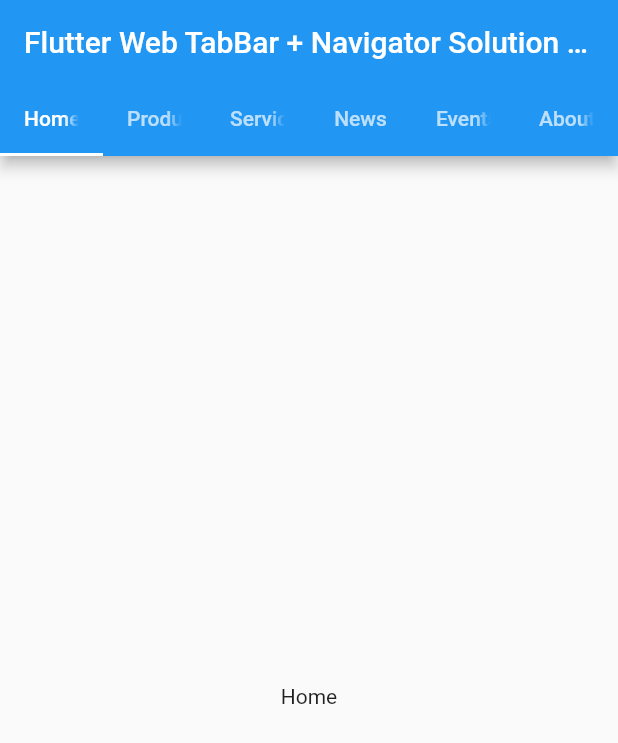
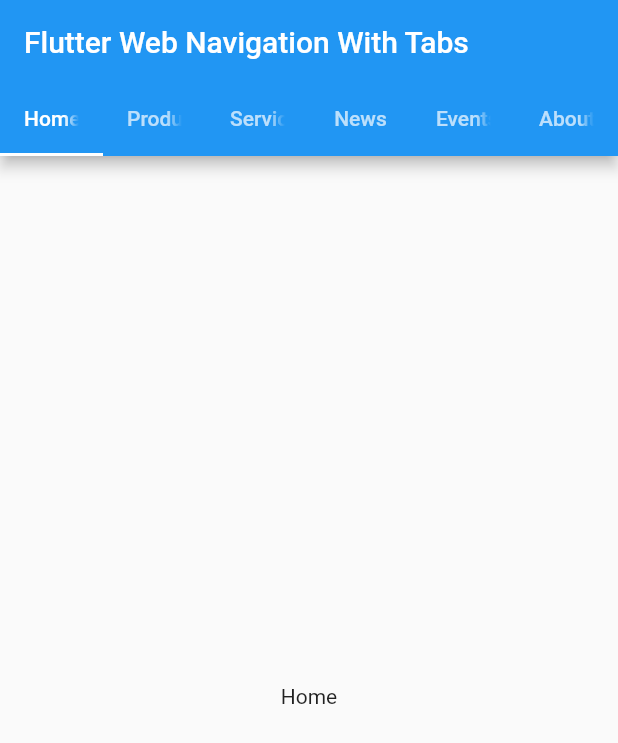
Before and after one commit to aryzhov/flutter_web_navigation_demo, a Flutter app: the screen it shows after launch, on a phone screen of 412 x 824 dp. Shown: the top 743 px of the screen. Run offline on Flutter 3.47's test engine with Material 2 defaults, Android fonts, the phone set to English and light mode, and no system bars; missing offline and left inert: flutter_web.

Commit message:
Added title

```diff
--- a/lib/main.dart
+++ b/lib/main.dart
@@ -1,6 +1,7 @@
 import 'package:flutter_web/material.dart';
 
 const pages = ["Home", "Products", "Services", "News", "Events", "About"];
+const title = "Flutter Web Navigation With Tabs";
 
 void main() => runApp(MyApp());
 
@@ -41,7 +42,7 @@ class _MyAppState extends State<MyApp> with SingleTickerProviderStateMixin {
   @override
   Widget build(BuildContext context) {
     return MaterialApp(
-      title: 'Navigation Demo',
+      title: title,
       theme: ThemeData(
         primarySwatch: Colors.blue,
       ),
@@ -57,7 +58,7 @@ class _MyAppState extends State<MyApp> with SingleTickerProviderStateMixin {
   Route _generateRoute(RouteSettings settings) {
     final int page = getPageFromRoute(settings);
     return MaterialPageRoute(
-      settings: RouteSettings(name: settings.name, isInitialRoute: true),
+      settings: RouteSettings(name: settings.name, isInitialRoute: page != null),
       builder: (context) {
         if(page != null) {
           WidgetsBinding.instance.addPostFrameCallback((_) => goToPage(page));
@@ -94,7 +95,7 @@ class _MyHomePageState extends State<MyHomePage> {
   Widget build(BuildContext context) {
     return Scaffold(
       appBar: AppBar(
-        title: Text("Flutter Web TabBar + Navigator Solution Demo"),
+        title: Text(title),
         bottom: TabBar(
           controller: widget.tabController,
           tabs: [
@@ -181,6 +182,7 @@ class PageNotFound extends StatelessWidget {
   @override
   Widget build(BuildContext context) {
     return Scaffold(
+      appBar: AppBar(title: Text(title),),
       body: Center(
         child: Column(
           mainAxisAlignment: MainAxisAlignment.center,
```
